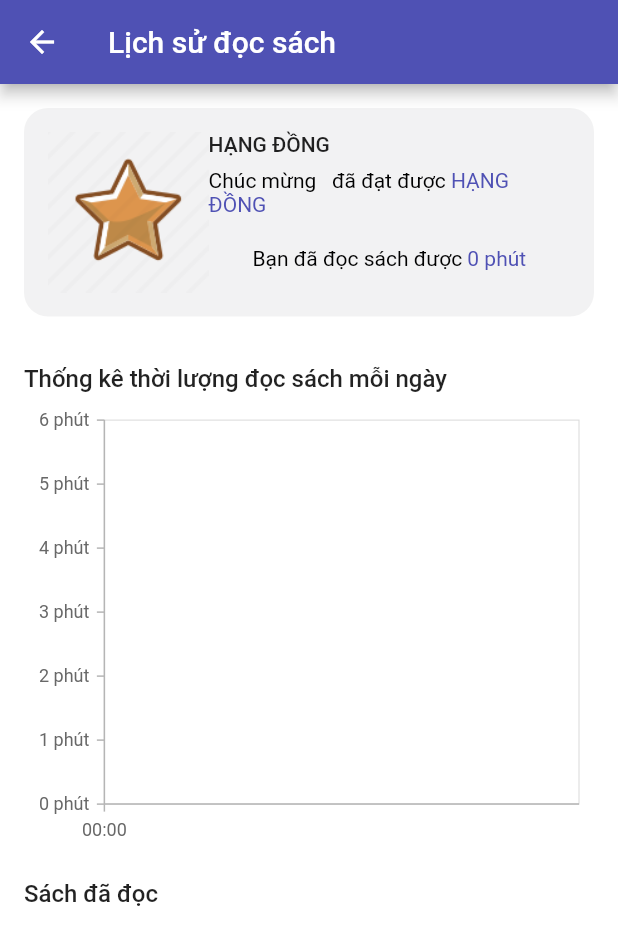
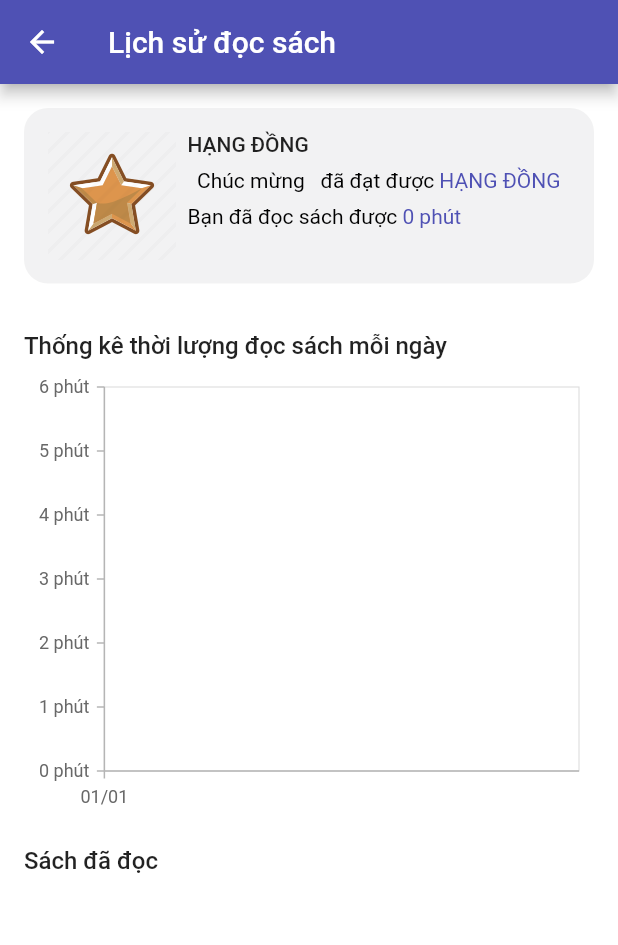
Before and after one commit to tuannguyen991/BookReader, a Flutter app: the UserHistoryPage screen opened directly with empty values, on a phone screen of 412 x 824 dp. Shown: the top 945 px of the screen. Run offline on Flutter 3.47's test engine with Material 2 defaults, Android fonts, the phone set to English and light mode, and no system bars; our stand-ins replace bloc, cached_network_image, carousel_slider, dotted_border, file_picker, firebase_auth and 12 more; missing offline and left inert: const_date_time, flutter_zalopay_sdk; accounts and stored records are empty; network calls fail; statements that could not run were skipped.

Commit message:
fix: fix x-axis for reading history chart

```diff
--- a/lib/features/home/tab_user/user_history/user_history_page.dart
+++ b/lib/features/home/tab_user/user_history/user_history_page.dart
@@ -156,6 +156,8 @@ class _MySfCartesianChartState extends State<MySfCartesianChart> {
   Widget build(BuildContext context) {
     return SfCartesianChart(
       primaryXAxis: DateTimeAxis(
+        intervalType: DateTimeIntervalType.days,
+        dateFormat: DateFormat('dd/MM'),
         majorGridLines: const MajorGridLines(width: 0),
         labelFormat: '{value}',
       ),
@@ -170,9 +172,9 @@ class _MySfCartesianChartState extends State<MySfCartesianChart> {
       trackballBehavior: _trackballBehavior,
       series: <ChartSeries>[
         SplineSeries<UserHistoryModel, DateTime>(
-          dataLabelSettings: const DataLabelSettings(isVisible: true),
+          dataLabelSettings: const DataLabelSettings(isVisible: false),
           color: AppColors.primaryColor,
-          splineType: SplineType.natural,
+          splineType: SplineType.clamped,
           name: 'Reading Time',
           dataSource: _chartData,
           xValueMapper: (UserHistoryModel data, _) => data.date!,
@@ -207,9 +209,10 @@ class UserBox extends StatelessWidget {
         crossAxisAlignment: CrossAxisAlignment.start,
         children: [
           Flexible(
-            flex: 4,
+            flex: 3,
             child: Image.asset(user.ranking.image),
           ),
+          horizontalSpace8,
           Flexible(
             flex: 9,
             child: Column(
@@ -231,12 +234,16 @@ class UserBox extends StatelessWidget {
                   color: AppColors.titleColor,
                   subColor: AppColors.primaryColor,
                 ),
-                verticalSpace20,
-                CustomerRichText(
-                  text: 'Bạn đã đọc sách được ',
-                  subText: '${user.totalReadingTime} phút',
-                  color: AppColors.titleColor,
-                  subColor: AppColors.primaryColor,
+                verticalSpace8,
+                Row(
+                  children: [
+                    CustomerRichText(
+                      text: 'Bạn đã đọc sách được ',
+                      subText: '${user.totalReadingTime} phút',
+                      color: AppColors.titleColor,
+                      subColor: AppColors.primaryColor,
+                    ),
+                  ],
                 ),
               ],
             ),
```
